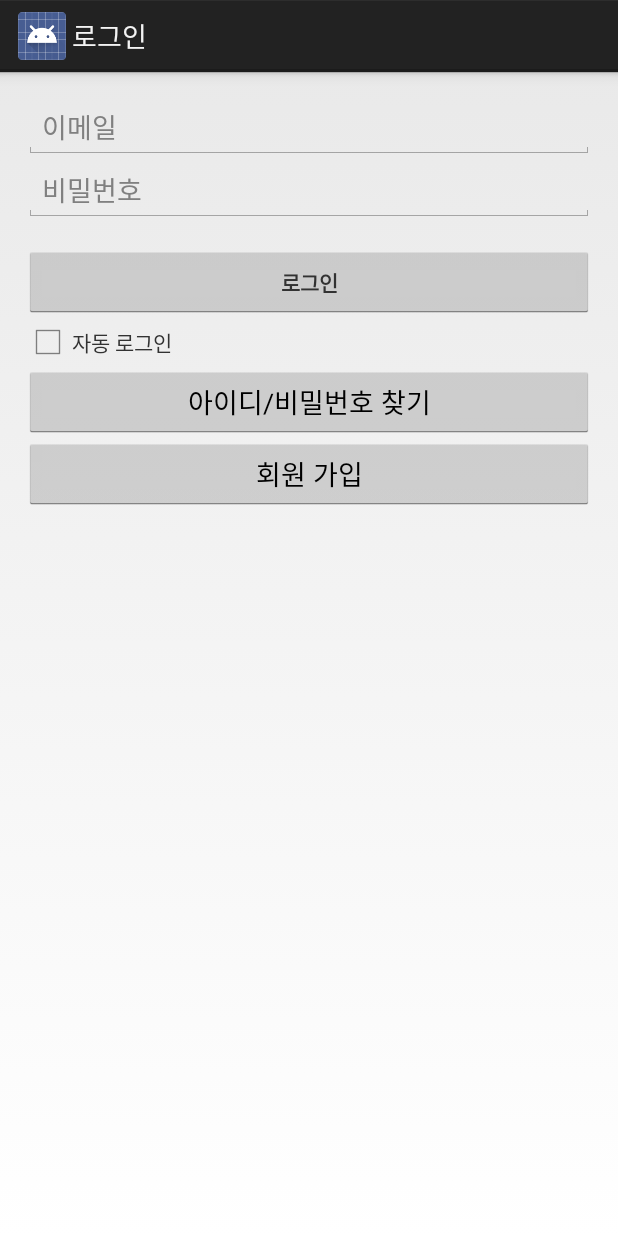
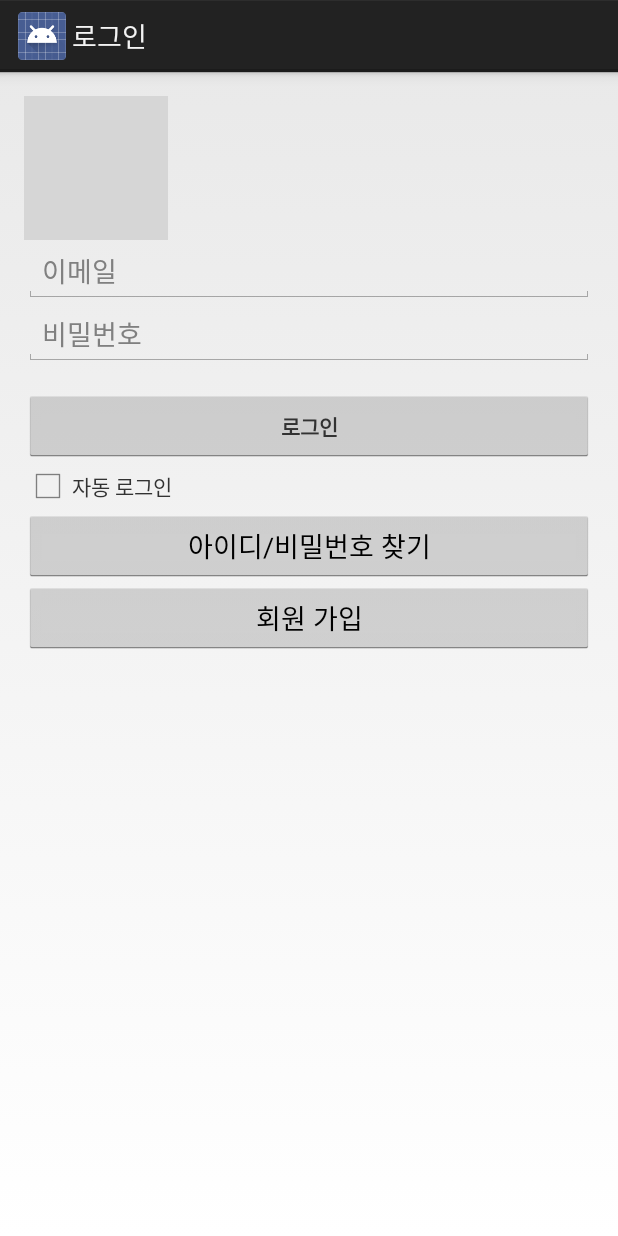
Before and after one commit to kimkoen3536/travel-plan, an Android app: the screen it shows after launch (LoginActivity), on a phone screen of 412 x 824 dp. Run offline under Robolectric (Android 15) with nearby library versions, the phone set to English and light mode, and no system bars; 2 statements that could not run were skipped; grey boxes are pictures that could not be loaded.

Commit message:
로그인 화면에 로고 넣음

```diff
--- a/app/src/main/res/layout/activity_login.xml
+++ b/app/src/main/res/layout/activity_login.xml
@@ -30,6 +30,11 @@
                 android:layout_width="match_parent"
                 android:layout_height="wrap_content"
                 android:orientation="vertical">
+
+                <ImageView
+                    android:layout_width="wrap_content"
+                    android:layout_height="wrap_content"
+                    android:src="@drawable/travel_plan_small" />
 
                 <AutoCompleteTextView
                     android:id="@+id/email"
```
